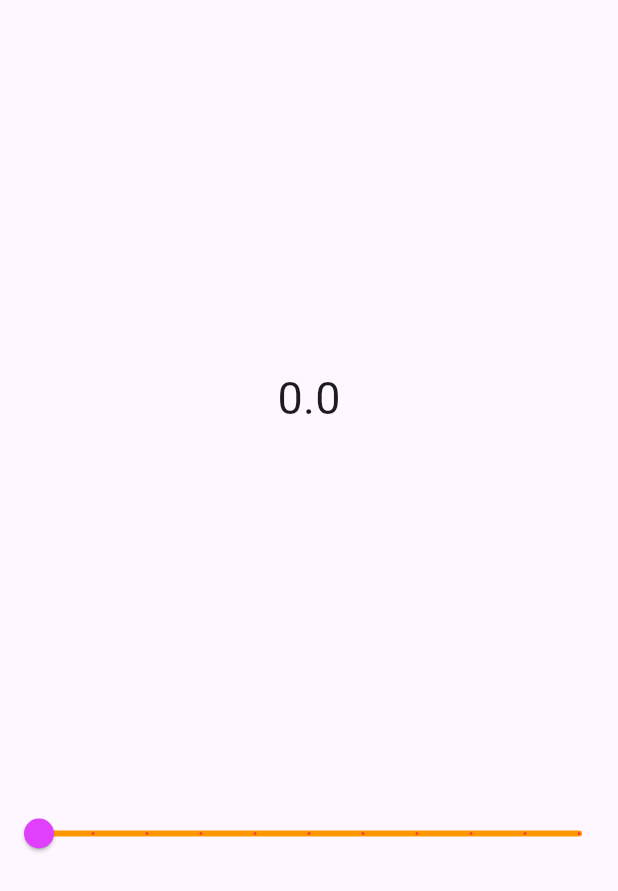
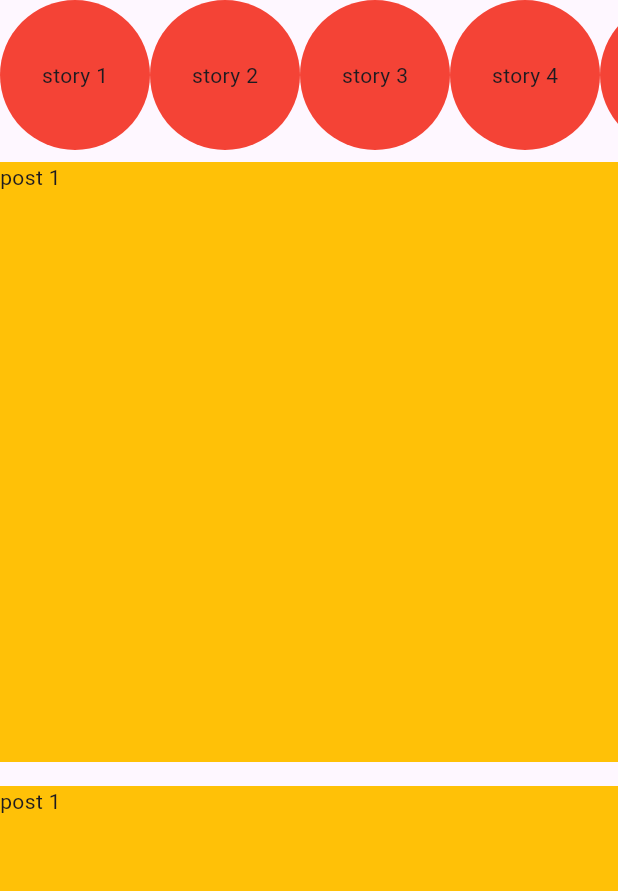
Before and after one commit to guledabdilatif/flutter_widgets, a Flutter app: the screen it shows after launch, on a phone screen of 412 x 824 dp. Shown: the top 891 px of the screen. Run offline on Flutter 3.47's test engine with Material 3 defaults, Android fonts, the phone set to English and light mode, and no system bars.

Commit message:
DatePicker, ListViewBuilder, TimePickerWidget

```diff
--- /dev/null
+++ b/lib/ListViewBuilder.dart
@@ -0,0 +1,57 @@
+import 'package:flutter/material.dart';
+import 'package:flutter_widgets/squares/Mysquare.dart';
+import 'package:flutter_widgets/squares/circles.dart';
+
+class Listviewbuilder extends StatelessWidget {
+  // const Listviewbuilder({super.key});
+  final List _post = [
+    'post 1',
+    'post 1',
+    'post 1',
+    'post 1',
+    'post 2',
+    'post 3',
+  ];
+  final List _stories = [
+    'story 1',
+    'story 2',
+    'story 3',
+    'story 4',
+    'story 5',
+    'story 6',
+  ];
+
+  @override
+  Widget build(BuildContext context) {
+    return Scaffold(
+      body: Column(
+        children: [
+          //stories
+          Container(
+            height: 100,
+            child: Expanded(
+              child: ListView.builder(
+                itemCount: _stories.length,
+                scrollDirection: Axis.horizontal,
+                itemBuilder: (context, index) {
+                  return Circles(child: _stories[index]);
+                },
+              ),
+            ),
+          ),
+
+          // posts
+          Expanded(
+            // height: 400,
+            child: ListView.builder(
+              itemCount: _post.length,
+              itemBuilder: (context, index) {
+                return Mysquare(child: _post[index]);
+              },
+            ),
+          ),
+        ],
+      ),
+    );
+  }
+}
--- a/lib/main.dart
+++ b/lib/main.dart
@@ -1,8 +1,10 @@
 import 'package:flutter/material.dart';
+import 'package:flutter_widgets/DatePicker.dart';
+import 'package:flutter_widgets/ListViewBuilder.dart';
+import 'package:flutter_widgets/TimePickerWidget.dart';
 import 'package:flutter_widgets/slider_widget.dart';
 // import 'package:flutter_widgets/PageViewWidget.dart';
 // import 'package:flutter_widgets/stackWidget.dart';
-import 'package:flutter_widgets/textfield_widget.dart';
 // import 'package:flutter_widgets/AnimatedContainerWidget.dart';
 // import 'package:flutter_widgets/AppBarWidget.dart';
 // import 'package:flutter_widgets/BottomNavBar.dart';
@@ -27,7 +29,11 @@ class MyApp extends StatelessWidget {
 
   @override
   Widget build(BuildContext context) {
-    return MaterialApp(debugShowCheckedModeBanner: false, home: SliderWidget());
+    return MaterialApp(
+      debugShowCheckedModeBanner: false,
+      // theme: ThemeData(primaryColor: Colors.red),
+      home: Listviewbuilder(),
+    );
   }
 }
 
--- /dev/null
+++ b/lib/squares/Mysquare.dart
@@ -0,0 +1,20 @@
+import 'package:flutter/material.dart';
+
+class Mysquare extends StatelessWidget {
+  // const Mysquare({super.key});
+
+  final String child;
+  Mysquare({required this.child});
+  @override
+  Widget build(BuildContext context) {
+    return Padding(
+      padding: const EdgeInsets.symmetric(vertical: 8.0),
+      child: Container(
+        height: 400,
+        width: 100,
+        color: Colors.amber,
+        child: Text(child),
+      ),
+    );
+  }
+}
--- /dev/null
+++ b/lib/squares/circles.dart
@@ -0,0 +1,20 @@
+import 'package:flutter/material.dart';
+
+class Circles extends StatelessWidget {
+  final String child;
+
+  const Circles({Key? key, required this.child}) : super(key: key);
+
+  @override
+  Widget build(BuildContext context) {
+    return Container(
+      height: 100,
+      width: 100,
+      decoration: const BoxDecoration(
+        color: Colors.red,
+        shape: BoxShape.circle,
+      ),
+      child: Center(child: Text(child)),
+    );
+  }
+}
--- a/lib/stackWidget.dart
+++ b/lib/stackWidget.dart
@@ -1,4 +1,3 @@
-import 'package:flutter/cupertino.dart';
 import 'package:flutter/material.dart';
 
 class Stackwidget extends StatelessWidget {
--- a/lib/textfield_widget.dart
+++ b/lib/textfield_widget.dart
@@ -22,7 +22,7 @@ class _TextfieldWidgetState extends State<TextfieldWidget> {
 
           children: [
             Center(
-              child: Container(height: 400, width: 400, child: Text(userPost)),
+              child: SizedBox(height: 400, width: 400, child: Text(userPost)),
             ),
 
             TextField(
```
Also changed, not shown: lib/DatePicker.dart (added, +77 -0 lines), lib/GestureDetectorWidget.dart (+1 -7 lines), lib/TimePickerWidget.dart (added, +44 -0 lines), pubspec.lock.
